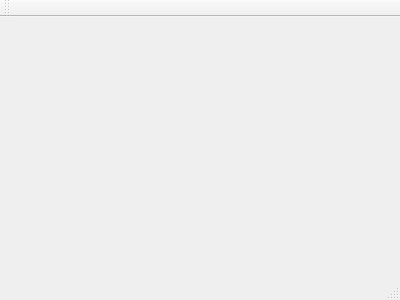
amsramos/Patterns, file Command/mainwindow.ui: the form before one commit.
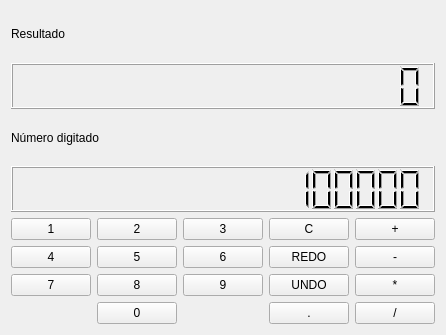
The form after the commit.

What changed in the file:
```diff
--- a/Command/mainwindow.ui
+++ b/Command/mainwindow.ui
@@ -1,24 +1,180 @@
 <ui version="4.0">
  <class>MainWindow</class>
- <widget class="QMainWindow" name="MainWindow" >
-  <property name="geometry" >
+ <widget class="QMainWindow" name="MainWindow">
+  <property name="geometry">
    <rect>
     <x>0</x>
     <y>0</y>
-    <width>400</width>
-    <height>300</height>
+    <width>442</width>
+    <height>335</height>
    </rect>
   </property>
   <property name="windowTitle" >
    <string>MainWindow</string>
   </property>
-  <widget class="QMenuBar" name="menuBar" />
-  <widget class="QToolBar" name="mainToolBar" />
-  <widget class="QWidget" name="centralWidget" />
-  <widget class="QStatusBar" name="statusBar" />
+  <widget class="QWidget" name="centralWidget">
+   <layout class="QGridLayout" name="gridLayout">
+    <item row="0" column="0" colspan="2">
+     <widget class="QLabel" name="label">
+      <property name="text">
+       <string>Resultado</string>
+      </property>
+     </widget>
+    </item>
+    <item row="1" column="0" colspan="5">
+     <widget class="QLCDNumber" name="resultado">
+      <property name="digitCount">
+       <number>18</number>
+      </property>
+     </widget>
+    </item>
+    <item row="2" column="0" colspan="2">
+     <widget class="QLabel" name="label_2">
+      <property name="text">
+       <string>Número digitado</string>
+      </property>
+     </widget>
+    </item>
+    <item row="3" column="0" colspan="5">
+     <widget class="QLCDNumber" name="valorAtual">
+      <property name="digitCount">
+       <number>18</number>
+      </property>
+      <property name="value" stdset="0">
+       <double>1000000000000000000000.000000000000000</double>
+      </property>
+     </widget>
+    </item>
+    <item row="4" column="0">
+     <widget class="QPushButton" name="btn1">
+      <property name="text">
+       <string>1</string>
+      </property>
+     </widget>
+    </item>
+    <item row="4" column="1">
+     <widget class="QPushButton" name="btn2">
+      <property name="text">
+       <string>2</string>
+      </property>
+     </widget>
+    </item>
+    <item row="4" column="2">
+     <widget class="QPushButton" name="btn3">
+      <property name="text">
+       <string>3</string>
+      </property>
+     </widget>
+    </item>
+    <item row="4" column="3">
+     <widget class="QPushButton" name="btnClear">
+      <property name="text">
+       <string>C</string>
+      </property>
+     </widget>
+    </item>
+    <item row="4" column="4">
+     <widget class="QPushButton" name="btnSomar">
+      <property name="text">
+       <string>+</string>
+      </property>
+     </widget>
+    </item>
+    <item row="5" column="0">
+     <widget class="QPushButton" name="btn4">
+      <property name="text">
+       <string>4</string>
+      </property>
+     </widget>
+    </item>
+    <item row="5" column="1">
+     <widget class="QPushButton" name="btn5">
+      <property name="text">
+       <string>5</string>
+      </property>
+     </widget>
+    </item>
+    <item row="5" column="2">
+     <widget class="QPushButton" name="btn6">
+      <property name="text">
+       <string>6</string>
+      </property>
+     </widget>
+    </item>
+    <item row="5" column="3">
+     <widget class="QPushButton" name="btnRedo">
+      <property name="text">
+       <string>REDO</string>
+      </property>
+     </widget>
+    </item>
+    <item row="5" column="4">
+     <widget class="QPushButton" name="btnSubtrair">
+      <property name="text">
+       <string>-</string>
+      </property>
+     </widget>
+    </item>
+    <item row="6" column="0">
+     <widget class="QPushButton" name="btn7">
+      <property name="text">
+       <string>7</string>
+      </property>
+     </widget>
+    </item>
+    <item row="6" column="1">
+     <widget class="QPushButton" name="btn8">
+      <property name="text">
+       <string>8</string>
+      </property>
+     </widget>
+    </item>
+    <item row="6" column="2">
+     <widget class="QPushButton" name="btn9">
+      <property name="text">
+       <string>9</string>
+      </property>
+     </widget>
+    </item>
+    <item row="6" column="3">
+     <widget class="QPushButton" name="btnUndo">
+      <property name="text">
+       <string>UNDO</string>
+      </property>
+     </widget>
+    </item>
+    <item row="6" column="4">
+     <widget class="QPushButton" name="btnMultiplicar">
+      <property name="text">
+       <string>*</string>
+      </property>
+     </widget>
+    </item>
+    <item row="7" column="1">
+     <widget class="QPushButton" name="btn0">
+      <property name="text">
+       <string>0</string>
+      </property>
+     </widget>
+    </item>
+    <item row="7" column="3">
+     <widget class="QPushButton" name="btnPonto">
+      <property name="text">
+       <string>.</string>
+      </property>
+     </widget>
+    </item>
+    <item row="7" column="4">
+     <widget class="QPushButton" name="btnDividir">
+      <property name="text">
+       <string>/</string>
+      </property>
+     </widget>
+    </item>
+   </layout>
+  </widget>
  </widget>
- <layoutDefault spacing="6" margin="11" />
- <pixmapfunction></pixmapfunction>
+ <layoutdefault spacing="6" margin="11"/>
  <resources/>
  <connections/>
 </ui>
```
Left out of the diff: 3 changed lines with no effect on the pictures.
